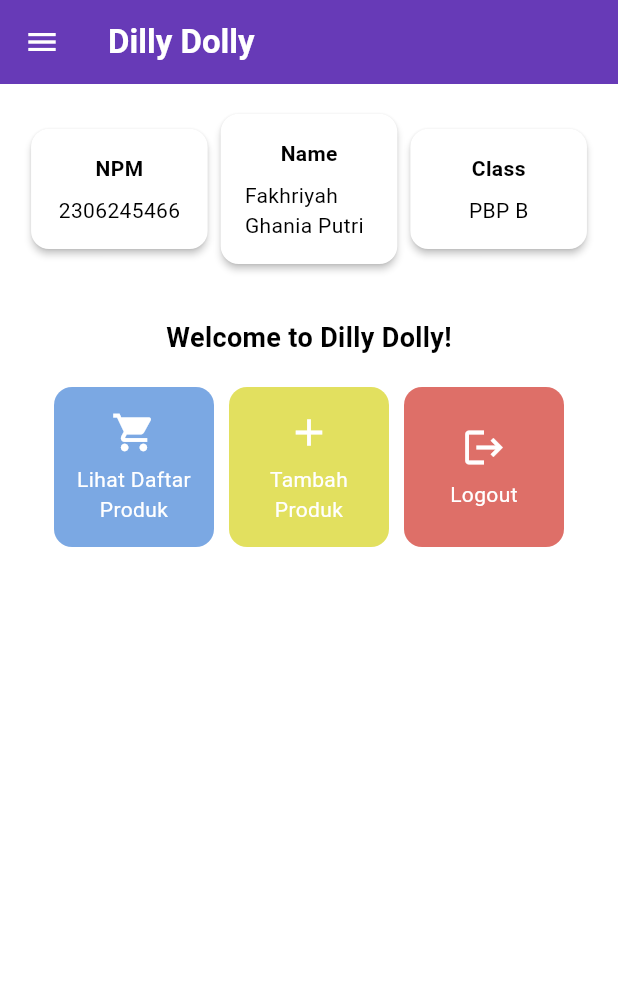
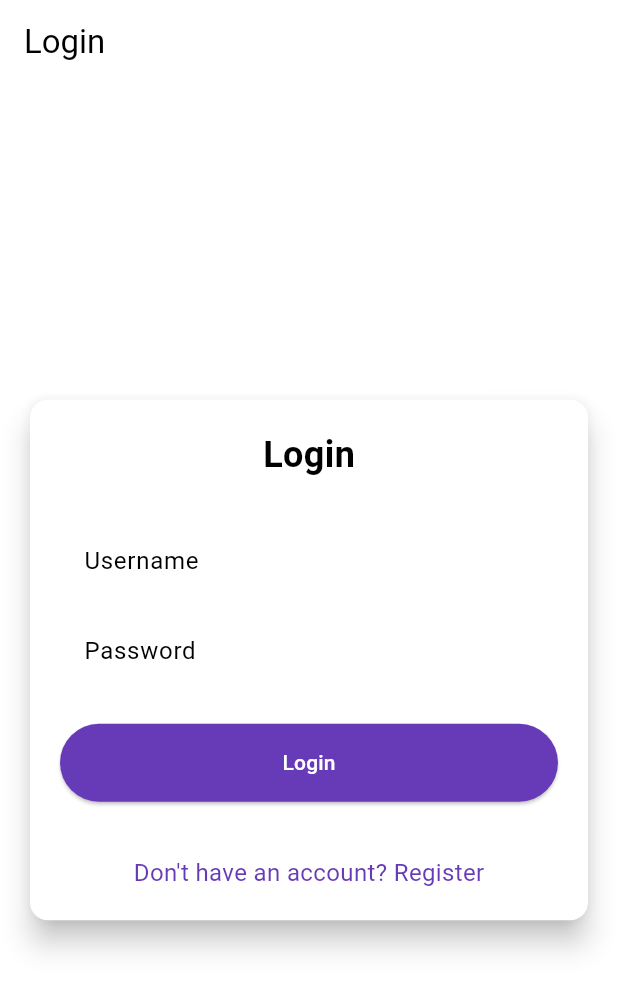
Before and after one commit to gwaniea/dilly-dolly-mobile, a Flutter app: the screen it shows after launch, on a phone screen of 412 x 824 dp. Shown: the top 991 px of the screen. Run offline on Flutter 3.47's test engine with Material 3 defaults, Android fonts, the phone set to English and light mode, and no system bars; missing offline and left inert: pbp_django_auth.

Commit message:
Tugas 9 selesai

```diff
--- a/dilly_dolly/lib/main.dart
+++ b/dilly_dolly/lib/main.dart
@@ -1,5 +1,7 @@
+import 'package:dilly_dolly/screens/login.dart';
 import 'package:flutter/material.dart';
-import 'package:dilly_dolly/screens/menu.dart';
+import 'package:pbp_django_auth/pbp_django_auth.dart';
+import 'package:provider/provider.dart';
 
 void main() {
   runApp(const MyApp());
@@ -8,31 +10,23 @@ void main() {
 class MyApp extends StatelessWidget {
   const MyApp({super.key});
 
-  // This widget is the root of your application.
   @override
   Widget build(BuildContext context) {
-    return MaterialApp(
-      title: 'Dilly Dolly',
-      theme: ThemeData(
-        // This is the theme of your application.
-        //
-        // TRY THIS: Try running your application with "flutter run". You'll see
-        // the application has a purple toolbar. Then, without quitting the app,
-        // try changing the seedColor in the colorScheme below to Colors.green
-        // and then invoke "hot reload" (save your changes or press the "hot
-        // reload" button in a Flutter-supported IDE, or press "r" if you used
-        // the command line to start the app).
-        //
-        // Notice that the counter didn't reset back to zero; the application
-        // state is not lost during the reload. To reset the state, use hot
-        // restart instead.
-        //
-        // This works for code too, not just values: Most code changes can be
-        // tested with just a hot reload.
-        colorScheme: ColorScheme.fromSwatch(primarySwatch: Colors.deepPurple,).copyWith(secondary: Colors.deepPurple[400]),
-        useMaterial3: true,
+    return Provider(
+      create: (_) {
+        CookieRequest request = CookieRequest();
+        return request;
+      },
+      child: MaterialApp(
+        title: 'Dilly Dolly',
+        theme: ThemeData(
+          useMaterial3: true,
+          colorScheme: ColorScheme.fromSwatch(
+            primarySwatch: Colors.deepPurple,
+          ).copyWith(secondary: Colors.deepPurple[400]),
+        ),
+        home: const LoginPage()
       ),
-      home: MyHomePage(),
     );
   }
 }
--- /dev/null
+++ b/dilly_dolly/lib/screens/login.dart
@@ -0,0 +1,182 @@
+import 'package:dilly_dolly/screens/menu.dart';
+import 'package:dilly_dolly/screens/register.dart';
+import 'package:flutter/material.dart';
+import 'package:pbp_django_auth/pbp_django_auth.dart';
+import 'package:provider/provider.dart';
+// TODO: Import halaman RegisterPage jika sudah dibuat
+
+void main() {
+  runApp(const LoginApp());
+}
+
+class LoginApp extends StatelessWidget {
+  const LoginApp({super.key});
+
+  @override
+  Widget build(BuildContext context) {
+    return MaterialApp(
+      title: 'Login',
+      theme: ThemeData(
+        useMaterial3: true,
+        colorScheme: ColorScheme.fromSwatch(
+          primarySwatch: Colors.deepPurple,
+        ).copyWith(secondary: Colors.deepPurple[400]),
+      ),
+      home: const LoginPage(),
+    );
+  }
+}
+
+class LoginPage extends StatefulWidget {
+  const LoginPage({super.key});
+
+  @override
+  State<LoginPage> createState() => _LoginPageState();
+}
+
+class _LoginPageState extends State<LoginPage> {
+  final TextEditingController _usernameController = TextEditingController();
+  final TextEditingController _passwordController = TextEditingController();
+
+  @override
+  Widget build(BuildContext context) {
+    final request = context.watch<CookieRequest>();
+
+    return Scaffold(
+      appBar: AppBar(
+        title: const Text('Login'),
+      ),
+      body: Center(
+        child: SingleChildScrollView(
+          padding: const EdgeInsets.all(16.0),
+          child: Card(
+            elevation: 8,
+            shape: RoundedRectangleBorder(
+              borderRadius: BorderRadius.circular(12.0),
+            ),
+            child: Padding(
+              padding: const EdgeInsets.all(20.0),
+              child: Column(
+                mainAxisSize: MainAxisSize.min,
+                children: [
+                  const Text(
+                    'Login',
+                    style: TextStyle(
+                      fontSize: 24.0,
+                      fontWeight: FontWeight.bold,
+                    ),
+                  ),
+                  const SizedBox(height: 30.0),
+                  TextField(
+                    controller: _usernameController,
+                    decoration: const InputDecoration(
+                      labelText: 'Username',
+                      hintText: 'Enter your username',
+                      border: OutlineInputBorder(
+                        borderRadius: BorderRadius.all(Radius.circular(12.0)),
+                      ),
+                      contentPadding:
+                          EdgeInsets.symmetric(horizontal: 12.0, vertical: 8.0),
+                    ),
+                  ),
+                  const SizedBox(height: 12.0),
+                  TextField(
+                    controller: _passwordController,
+                    decoration: const InputDecoration(
+                      labelText: 'Password',
+                      hintText: 'Enter your password',
+                      border: OutlineInputBorder(
+                        borderRadius: BorderRadius.all(Radius.circular(12.0)),
+                      ),
+                      contentPadding:
+                          EdgeInsets.symmetric(horizontal: 12.0, vertical: 8.0),
+                    ),
+                    obscureText: true,
+                  ),
+                  const SizedBox(height: 24.0),
+                  ElevatedButton(
+                    onPressed: () async {
+                      String username = _usernameController.text;
+                      String password = _passwordController.text;
+
+                      // Cek kredensial
+                      // TODO: Ganti URL dan jangan lupa tambahkan trailing slash (/) di akhir URL!
+                      // Untuk menyambungkan Android emulator dengan Django pada localhost,
+                      // gunakan URL http://10.0.2.2/
+                      final response = await request
+                          .login("http://127.0.0.1:8000/auth/login/", {
+                        'username': username,
+                        'password': password,
+                      });
+
+                      if (request.loggedIn) {
+                        String message = response['message'];
+                        String uname = response['username'];
+                        if (context.mounted) {
+                          Navigator.pushReplacement(
+                            context,
+                            MaterialPageRoute(
+                                builder: (context) => MyHomePage()),
+                          );
+                          ScaffoldMessenger.of(context)
+                            ..hideCurrentSnackBar()
+                            ..showSnackBar(
+                              SnackBar(
+                                  content:
+                                      Text("$message Selamat datang, $uname.")),
+                            );
+                        }
+                      } else {
+                        if (context.mounted) {
+                          showDialog(
+                            context: context,
+                            builder: (context) => AlertDialog(
+                              title: const Text('Login Gagal'),
+                              content: Text(response['message']),
+                              actions: [
+                                TextButton(
+                                  child: const Text('OK'),
+                                  onPressed: () {
+                                    Navigator.pop(context);
+                                  },
+                                ),
+                              ],
+                            ),
+                          );
+                        }
+                      }
+                    },
+                    style: ElevatedButton.styleFrom(
+                      foregroundColor: Colors.white,
+                      minimumSize: Size(double.infinity, 50),
+                      backgroundColor: Theme.of(context).colorScheme.primary,
+                      padding: const EdgeInsets.symmetric(vertical: 16.0),
+                    ),
+                    child: const Text('Login'),
+                  ),
+                  const SizedBox(height: 36.0),
+                  GestureDetector(
+                    onTap: () {
+                      Navigator.push(
+                        context,
+                        MaterialPageRoute(
+                            builder: (context) => const RegisterPage()),
+                      );
+                    },
+                    child: Text(
+                      'Don\'t have an account? Register',
+                      style: TextStyle(
+                        color: Theme.of(context).colorScheme.primary,
+                        fontSize: 16.0,
+                      ),
+                    ),
+                  ),
+                ],
+              ),
+            ),
+          ),
+        ),
+      ),
+    );
+  }
+}
--- a/dilly_dolly/pubspec.yaml
+++ b/dilly_dolly/pubspec.yaml
@@ -35,6 +35,9 @@ dependencies:
   # The following adds the Cupertino Icons font to your application.
   # Use with the CupertinoIcons class for iOS style icons.
   cupertino_icons: ^1.0.8
+  provider: ^6.1.2
+  pbp_django_auth: ^0.4.0
+  http: ^1.2.2
 
 dev_dependencies:
   flutter_test:
```
Also changed, not shown: dilly_dolly/lib/models/product_entry.dart (added, +69 -0 lines), dilly_dolly/lib/screens/list_productentry.dart (added, +109 -0 lines), dilly_dolly/lib/screens/product_detail.dart (added, +40 -0 lines), dilly_dolly/lib/screens/productentry_form.dart (+42 -32 lines), dilly_dolly/lib/screens/register.dart (added, +166 -0 lines), dilly_dolly/lib/widgets/left_drawer.dart (+12 -1 lines), dilly_dolly/lib/widgets/product_cart.dart (+36 -1 lines), dilly_dolly/pubspec.lock, 3 other files.
